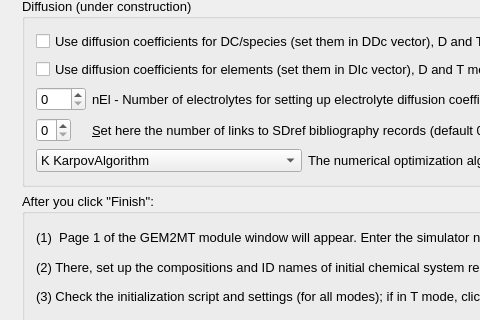
Old version of the form GUI/Dialogs4/GEM2MTWizard4.ui in the repository gemshub/GEMSGUI; both pictures show x 0 to 480 and y 249 to 569 of the 821 by 682 pixel window.
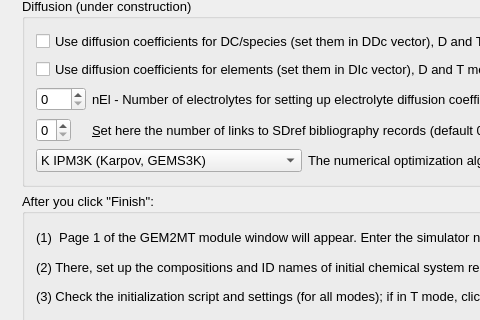
New version of the form.

Commit message: Edited menu entries for numerical algorithms for consistency.

Patch:
```diff
--- a/GUI/Dialogs4/GEM2MTWizard4.ui
+++ b/GUI/Dialogs4/GEM2MTWizard4.ui
@@ -2111,7 +2111,7 @@
            <widget class="QComboBox" name="boxAlg">
             <item>
              <property name="text">
-              <string>K KarpovAlgorithm</string>
+              <string>K IPM3K (Karpov, GEMS3K)</string>
              </property>
             </item>
             <item>
```
Left out of the diff: 6 changed lines with no effect on the pictures. The commit also changes 2 other files.
